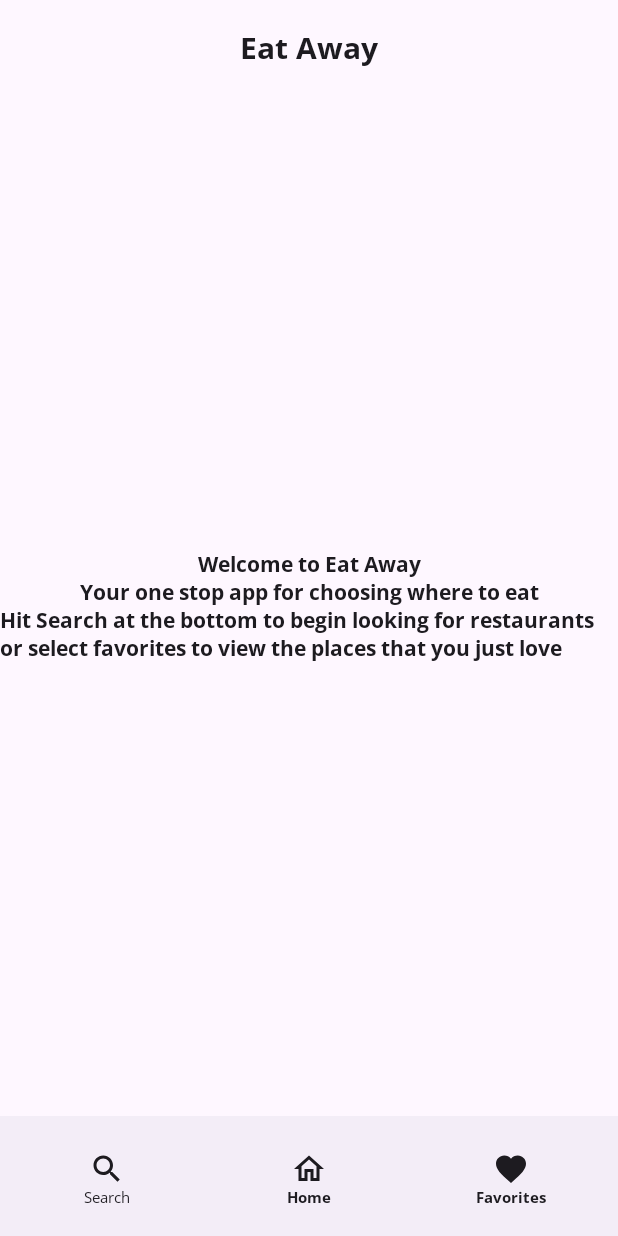
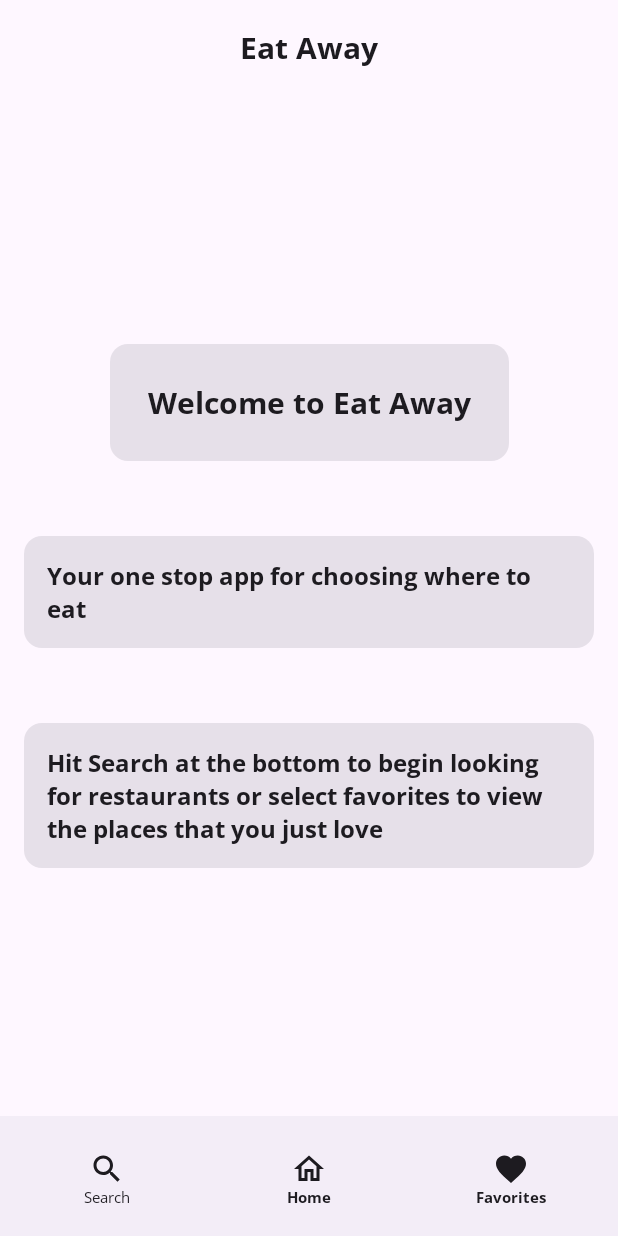
Before and after one commit to joelwagner747/Restaurant-Picker-App, an Android app built with Jetpack Compose: the screen it shows after launch (MainActivity), on a phone screen of 412 x 824 dp. Run offline under Robolectric (Android 15) with nearby library versions, the phone set to English and light mode, and no system bars; our stand-ins replace Room's generated code; pictures from the network do not load.

Commit message:
Fixed Home Screen

```diff
--- a/app/src/main/java/com/example/restaurantpickerapp/ui/home/HomeScreen.kt
+++ b/app/src/main/java/com/example/restaurantpickerapp/ui/home/HomeScreen.kt
@@ -3,9 +3,15 @@ package com.example.restaurantpickerapp.ui.home
 import androidx.annotation.XmlRes
 import androidx.compose.foundation.layout.Arrangement
 import androidx.compose.foundation.layout.Column
+import androidx.compose.foundation.layout.Spacer
 import androidx.compose.foundation.layout.fillMaxSize
+import androidx.compose.foundation.layout.fillMaxWidth
+import androidx.compose.foundation.layout.height
 import androidx.compose.foundation.layout.padding
+import androidx.compose.foundation.layout.size
+import androidx.compose.material3.Card
 import androidx.compose.material3.ExperimentalMaterial3Api
+import androidx.compose.material3.MaterialTheme
 import androidx.compose.material3.Scaffold
 import androidx.compose.material3.Text
 import androidx.compose.material3.TopAppBarDefaults
@@ -15,6 +21,8 @@ import androidx.compose.runtime.getValue
 import androidx.compose.ui.Alignment
 import androidx.compose.ui.Modifier
 import androidx.compose.ui.res.stringResource
+import androidx.compose.ui.tooling.preview.Preview
+import androidx.compose.ui.unit.dp
 import com.example.restaurantpickerapp.BottomBar
 import com.example.restaurantpickerapp.R
 import com.example.restaurantpickerapp.RestaurantPickerTopAppBar
@@ -65,10 +73,30 @@ fun HomeBody(
     Column(
         verticalArrangement = Arrangement.Center,
         horizontalAlignment = Alignment.CenterHorizontally,
-        modifier = modifier.fillMaxSize()
+        modifier = modifier.fillMaxSize().padding(16.dp)
     ) {
-        Text("Welcome to Eat Away")
-        Text("Your one stop app for choosing where to eat")
-        Text("Hit Search at the bottom to begin looking for restaurants or select favorites to view the places that you just love")
+        Spacer(Modifier.height(50.dp))
+        Card(
+            //modifier = modifier.padding(5.dp)
+        ) {
+            Text("Welcome to Eat Away", style = MaterialTheme.typography.displayMedium, modifier = Modifier.padding(25.dp))
+        }
+        Spacer(Modifier.height(50.dp))
+        Card(
+            //modifier = modifier.padding(5.dp)
+        ) {
+            Text("Your one stop app for choosing where to eat", style = MaterialTheme.typography.labelMedium, modifier = Modifier.padding(15.dp))
+        }
+        Spacer(Modifier.height(50.dp))
+        Card(
+            //modifier = modifier.padding(5.dp)
+        ) {
+            Text(
+                "Hit Search at the bottom to begin looking for restaurants or select favorites to view the places that you just love",
+                style = MaterialTheme.typography.labelMedium,
+                modifier = Modifier.padding(15.dp)
+            )
+        }
+        Spacer(Modifier.height(50.dp))
     }
 }
```
